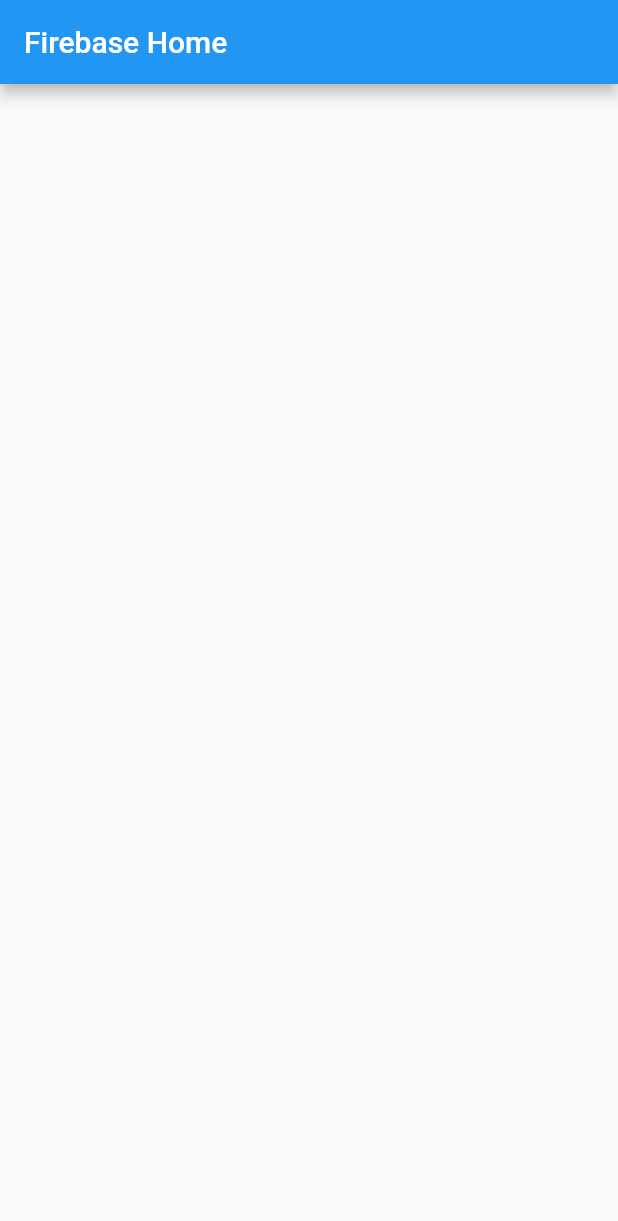
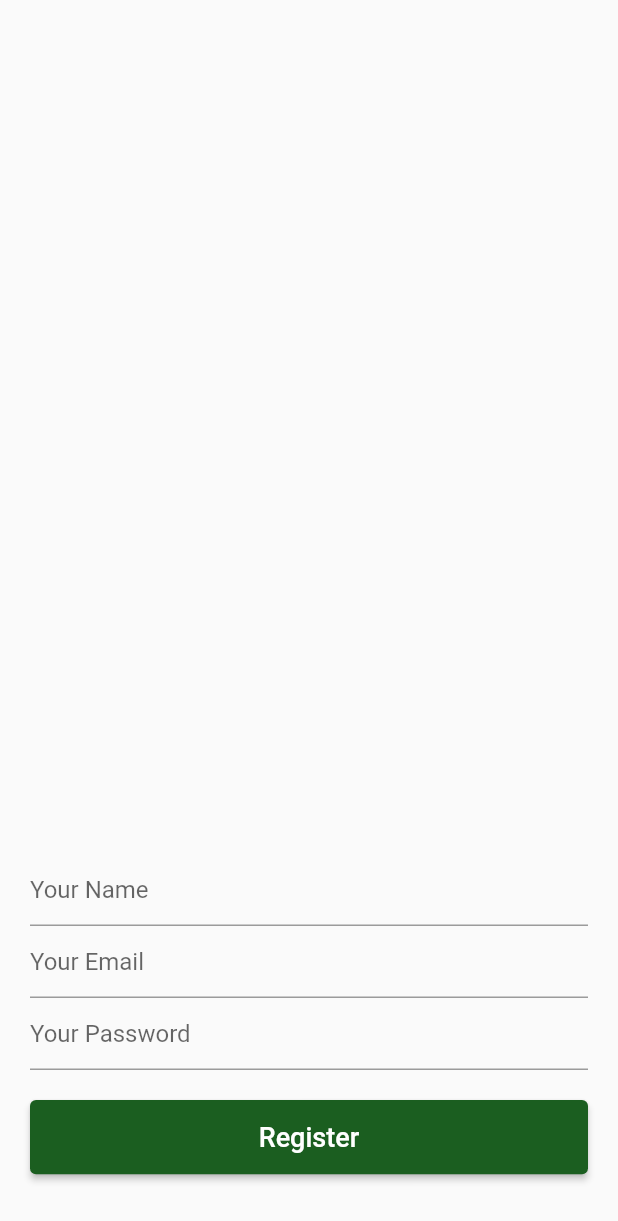
Before and after one commit to mscsapan/My-Firebase-App, a Flutter app: the screen it shows after launch, on a phone screen of 412 x 824 dp. Shown: the top 1221 px of the screen. Run offline on Flutter 3.47's test engine with Material 2 defaults, Android fonts, the phone set to English and light mode, and no system bars; our stand-ins replace firebase_auth, firebase_core; accounts and stored records are empty.

Commit message:
some code modified

```diff
--- /dev/null
+++ b/lib/auth.dart
@@ -0,0 +1,11 @@
+import 'package:firebase_auth/firebase_auth.dart';
+
+class Authentication {
+  final FirebaseAuth _auth = FirebaseAuth.instance;
+
+  Future<void> createUser(String email, String password) async {
+    UserCredential userCredential = await _auth.createUserWithEmailAndPassword(
+        email: email, password: password);
+    var user = userCredential.user!.uid;
+  }
+}
--- a/lib/main.dart
+++ b/lib/main.dart
@@ -1,12 +1,14 @@
+import 'package:flutter/material.dart';
 import 'package:firebase_core/firebase_core.dart';
-import 'package:flutter/material.dart';
-import 'package:my_firebase/screen/home_screen.dart';
+import 'package:my_firebase/screen/authentic/user_registration.dart';
 
 void main() async {
   WidgetsFlutterBinding.ensureInitialized();
   await Firebase.initializeApp();
-  runApp(const MaterialApp(
-    home: HomeScreen(),
-    debugShowCheckedModeBanner: false,
-  ));
+  runApp(
+    const MaterialApp(
+      home: UserRegistration(),
+      debugShowCheckedModeBanner: false,
+    ),
+  );
 }
--- /dev/null
+++ b/lib/screen/authentic/user_registration.dart
@@ -0,0 +1,42 @@
+import 'package:flutter/material.dart';
+import 'package:my_firebase/views/user_input.dart';
+
+class UserRegistration extends StatelessWidget {
+  const UserRegistration({Key? key}) : super(key: key);
+
+  @override
+  Widget build(BuildContext context) {
+    final size = MediaQuery.of(context).size;
+    return Scaffold(
+      body: Container(
+        height: size.height,
+        width: size.width,
+        margin: const EdgeInsets.symmetric(vertical: 20.0, horizontal: 20.0)
+            .copyWith(bottom: size.height * 0.05),
+        alignment: Alignment.bottomCenter,
+        child: Column(
+          mainAxisAlignment: MainAxisAlignment.end,
+          mainAxisSize: MainAxisSize.min,
+          children: [
+            const UserInput(hintText: 'Your Name'),
+            const UserInput(hintText: 'Your Email'),
+            const UserInput(hintText: 'Your Password', isObscure: true),
+            const SizedBox(height: 20.0),
+            SizedBox(
+              width: size.width,
+              height: size.height * 0.06,
+              child: ElevatedButton(
+                style: ElevatedButton.styleFrom(primary: Colors.green[900]),
+                onPressed: () {},
+                child: const Text(
+                  'Register',
+                  style: TextStyle(fontSize: 18.0),
+                ),
+              ),
+            ),
+          ],
+        ),
+      ),
+    );
+  }
+}
--- a/lib/screen/home_screen.dart
+++ b/lib/screen/home_screen.dart
@@ -5,6 +5,7 @@ class HomeScreen extends StatelessWidget {
 
   @override
   Widget build(BuildContext context) {
-    return Scaffold(appBar: AppBar(title: const Text('Firebase Home')));
+    return Scaffold(
+        appBar: AppBar(title: const Text('Firebase Home')), body: Container());
   }
 }
--- /dev/null
+++ b/lib/views/user_input.dart
@@ -0,0 +1,25 @@
+import 'package:flutter/material.dart';
+
+class UserInput extends StatelessWidget {
+  const UserInput({Key? key, required this.hintText, this.isObscure = false})
+      : super(key: key);
+  final String hintText;
+  final bool isObscure;
+
+  @override
+  Widget build(BuildContext context) {
+    return TextField(
+      decoration: InputDecoration(
+        border: const UnderlineInputBorder(
+          borderSide: BorderSide(color: Colors.black26),
+        ),
+        focusedBorder: const UnderlineInputBorder(
+          borderSide: BorderSide(color: Colors.black26),
+        ),
+        hintText: hintText,
+      ),
+      obscuringCharacter: '*',
+      obscureText: isObscure ? true : false,
+    );
+  }
+}
--- a/pubspec.yaml
+++ b/pubspec.yaml
@@ -37,6 +37,9 @@ dependencies:
   firebase_core: ^1.21.1
   firebase_auth: ^3.7.0
   cloud_firestore: ^3.4.6
+  hive: ^2.2.3
+  hive_flutter: ^1.1.0
+  path_provider: ^2.0.11
 
 dev_dependencies:
   flutter_test:
```
Also changed, not shown: pubspec.lock, 2 other files.
